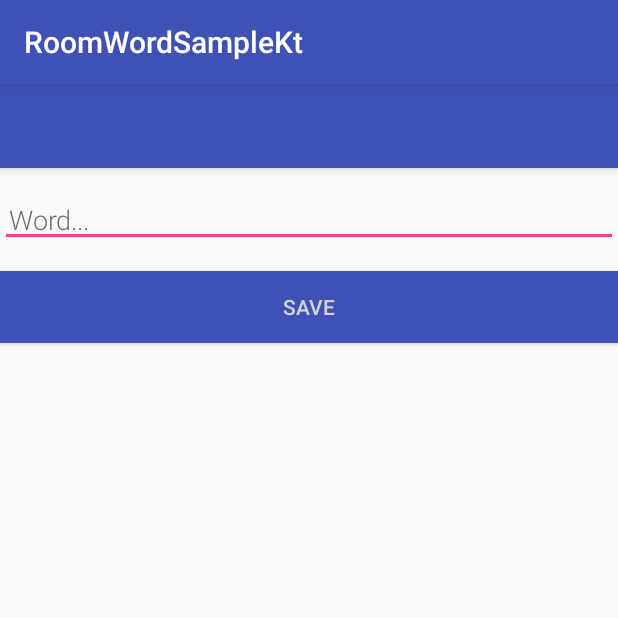
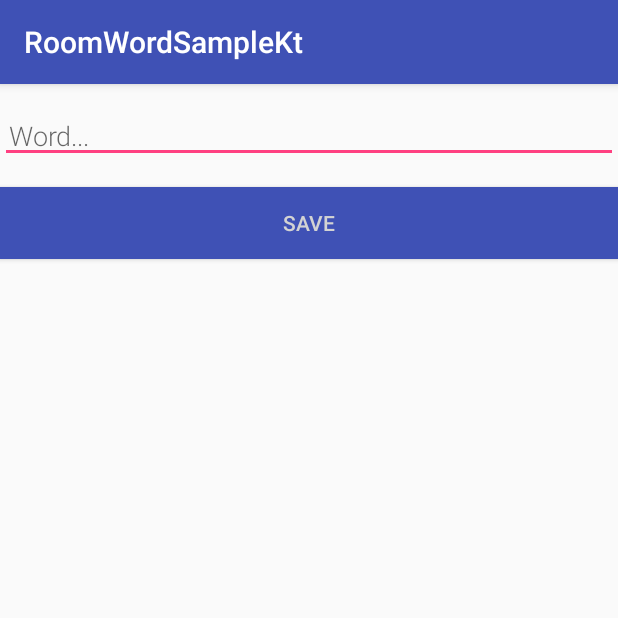
Before and after one commit to thsaraiva/BowlingScoreKt, an Android app: the screen it shows after launch (NewWordActivity), after a tap on an icon or button, on a phone screen of 412 x 824 dp, the top half of it. Run offline under Robolectric (Android 15) with nearby library versions, the phone set to English and light mode, and no system bars; our stand-ins replace Room's generated code; 4 statements that could not run were skipped.

Commit message:
first version working

```diff
--- a/app/src/main/java/com/examples/thsaraiva/roomwordsamplekt/data/database.kt
+++ b/app/src/main/java/com/examples/thsaraiva/roomwordsamplekt/data/database.kt
@@ -12,7 +12,7 @@ abstract class WordRoomDatabase : RoomDatabase() {
 
     companion object {
         private const val DB_NAME = "wordRoom.db"
-        private lateinit var INSTANCE: WordRoomDatabase
+        private var INSTANCE: WordRoomDatabase? = null
 
         fun getInstance(ctx: Context): WordRoomDatabase {
             if (INSTANCE == null) {
@@ -24,7 +24,7 @@ abstract class WordRoomDatabase : RoomDatabase() {
                     }
                 }
             }
-            return INSTANCE
+            return INSTANCE ?: throw RuntimeException("Fatal Error. Did not create database.")
         }
     }
 }
--- a/app/src/main/java/com/examples/thsaraiva/roomwordsamplekt/data/repository/WordRepository.kt
+++ b/app/src/main/java/com/examples/thsaraiva/roomwordsamplekt/data/repository/WordRepository.kt
@@ -3,27 +3,24 @@ package com.examples.thsaraiva.roomwordsamplekt.data.repository
 import android.content.Context
 import com.examples.thsaraiva.roomwordsamplekt.data.Word
 import com.examples.thsaraiva.roomwordsamplekt.data.WordRoomDatabase
-import org.jetbrains.anko.AnkoLogger
-import org.jetbrains.anko.debug
-import org.jetbrains.anko.doAsync
 
-class WordRepository(ctx: Context) : AnkoLogger {
+class WordRepository(ctx: Context) {
 
     private val database = WordRoomDatabase.getInstance(ctx)
     private var wordDao = database.wordDao()
-    private var wordList = getAllWords()
+    private var wordList: List<Word> = ArrayList()
 
     fun getAllWords(): List<Word> {
-        debug("Fetching all words")
         wordList = wordDao.getAllWords()
         return wordList
     }
 
     fun insert(word: Word) {
-        doAsync {
-            debug("Inserting new word")
-            wordDao.insert(word)
-        }
+        wordDao.insert(word)
+    }
+
+    interface GetWordsCallback {
+        fun onResult(wordList: List<Word>)
     }
 
 }
--- a/app/src/main/java/com/examples/thsaraiva/roomwordsamplekt/view/MainActivity.kt
+++ b/app/src/main/java/com/examples/thsaraiva/roomwordsamplekt/view/MainActivity.kt
@@ -6,26 +6,34 @@ import android.os.Bundle
 import android.view.Menu
 import android.view.MenuItem
 import androidx.appcompat.app.AppCompatActivity
+import androidx.lifecycle.ViewModelProviders
 import androidx.recyclerview.widget.LinearLayoutManager
 import com.examples.thsaraiva.roomwordsamplekt.R
 import com.examples.thsaraiva.roomwordsamplekt.data.Word
+import com.examples.thsaraiva.roomwordsamplekt.data.repository.WordRepository
+import com.examples.thsaraiva.roomwordsamplekt.viewmodel.WordViewModel
 import kotlinx.android.synthetic.main.activity_main.*
 import org.jetbrains.anko.longToast
+import org.jetbrains.anko.toast
 
 
-class MainActivity : AppCompatActivity() {
-
+class MainActivity : AppCompatActivity(), WordRepository.GetWordsCallback {
     companion object {
         private const val NEW_WORD_ACTIVITY_REQUEST_CODE = 1
     }
+
+    private lateinit var wordViewModel: WordViewModel
 
     override fun onCreate(savedInstanceState: Bundle?) {
         super.onCreate(savedInstanceState)
         setContentView(R.layout.activity_main)
         setSupportActionBar(toolbar)
 
+        wordViewModel = ViewModelProviders.of(this).get(WordViewModel::class.java)
+
         wordsRecyclerView.layoutManager = LinearLayoutManager(this)
         wordsRecyclerView.adapter = WordListAdapter()
+        wordViewModel.getAllWords(this)
 
         fab.setOnClickListener {
             startActivityForResult(Intent(this@MainActivity, NewWordActivity::class.java), NEW_WORD_ACTIVITY_REQUEST_CODE)
@@ -51,10 +59,17 @@ class MainActivity : AppCompatActivity() {
     override fun onActivityResult(requestCode: Int, resultCode: Int, data: Intent?) {
         super.onActivityResult(requestCode, resultCode, data)
         if (requestCode == NEW_WORD_ACTIVITY_REQUEST_CODE && resultCode == Activity.RESULT_OK) {
-            val newWord = Word(data!!.getStringExtra(NewWordActivity.NEW_WORD))
-            TODO("save in the DB.")
+            val result = data!!.getStringExtra(NewWordActivity.NEW_WORD)
+            val newWord = Word(result)
+            wordViewModel.insert(newWord)
+            toast(R.string.word_saved)
+            wordViewModel.getAllWords(this)
         } else {
             longToast(R.string.empty_not_saved)
         }
     }
+
+    override fun onResult(wordList: List<Word>) {
+        (wordsRecyclerView.adapter as WordListAdapter).setWords(wordList)
+    }
 }
--- a/app/src/main/java/com/examples/thsaraiva/roomwordsamplekt/view/NewWordActivity.kt
+++ b/app/src/main/java/com/examples/thsaraiva/roomwordsamplekt/view/NewWordActivity.kt
@@ -22,7 +22,7 @@ class NewWordActivity : AppCompatActivity() {
                 setResult(RESULT_CANCELED)
             else {
                 val resultIntent = Intent()
-                intent.putExtra(NEW_WORD, edit_word.text)
+                resultIntent.putExtra(NEW_WORD, edit_word.text.toString())
                 setResult(Activity.RESULT_OK, resultIntent)
             }
             finish()
--- a/app/src/main/res/layout/add_word_activity.xml
+++ b/app/src/main/res/layout/add_word_activity.xml
@@ -1,23 +1,8 @@
 <?xml version="1.0" encoding="utf-8"?>
 <LinearLayout xmlns:android="http://schemas.android.com/apk/res/android"
-    xmlns:app="http://schemas.android.com/apk/res-auto"
     android:layout_width="match_parent"
     android:layout_height="match_parent"
     android:orientation="vertical">
-
-    <com.google.android.material.appbar.AppBarLayout
-        android:layout_width="match_parent"
-        android:layout_height="wrap_content"
-        android:theme="@style/AppTheme.AppBarOverlay">
-
-        <androidx.appcompat.widget.Toolbar
-            android:id="@+id/toolbar"
-            android:layout_width="match_parent"
-            android:layout_height="?attr/actionBarSize"
-            android:background="?attr/colorPrimary"
-            app:popupTheme="@style/AppTheme.PopupOverlay" />
-
-    </com.google.android.material.appbar.AppBarLayout>
 
     <EditText
         android:id="@+id/edit_word"
--- a/app/src/main/res/values/strings.xml
+++ b/app/src/main/res/values/strings.xml
@@ -5,4 +5,5 @@
     <string name="hint_word">Word...</string>
     <string name="button_save">Save</string>
     <string name="empty_not_saved">Word not saved because it is empty.</string>
+    <string name="word_saved">Word saved.</string>
 </resources>
```
Also changed, not shown: app/src/main/java/com/examples/thsaraiva/roomwordsamplekt/viewmodel/WordViewModel.kt (+23 -6 lines), app/src/main/res/layout/activity_main.xml (+11 -15 lines).
